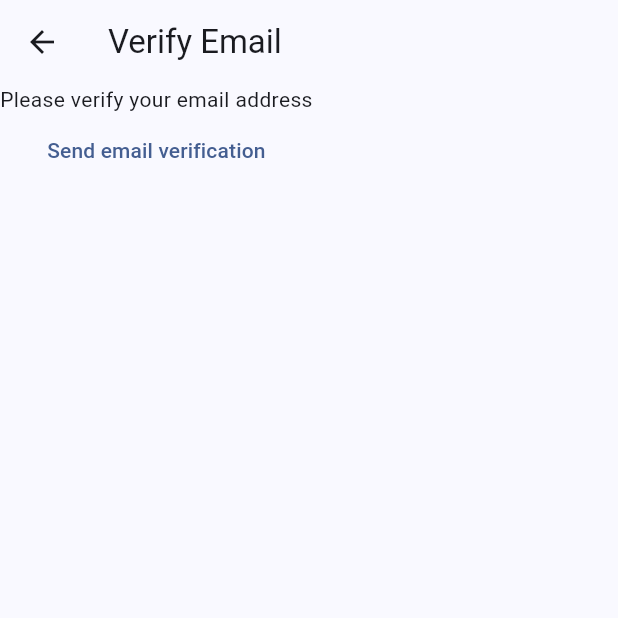
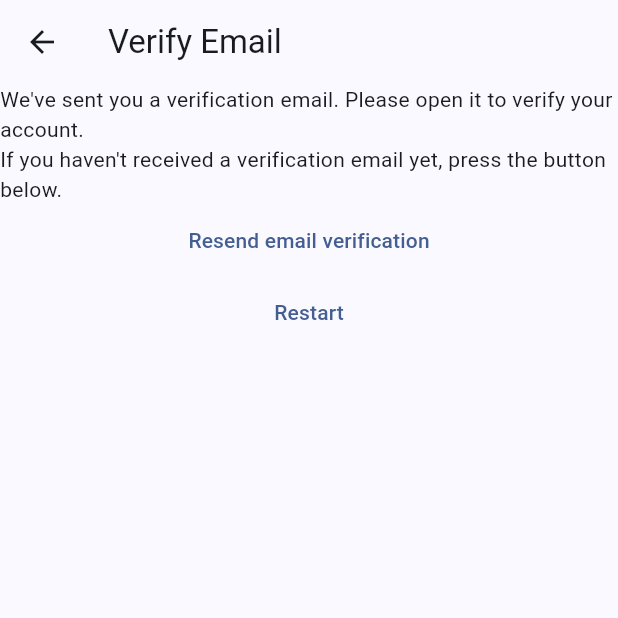
Before and after one commit to sinacolada/learn-flutter, a Flutter app: the VerifyEmailView screen opened directly, on a phone screen of 412 x 824 dp, the top half of it. Run offline on Flutter 3.47's test engine with Material 2 defaults, Android fonts, the phone set to English and light mode, and no system bars; our stand-ins replace firebase_auth, firebase_core; accounts and stored records are empty.

Commit message:
properly route verify email view, auto send email upon registration

```diff
--- a/lib/constants/routes.dart
+++ b/lib/constants/routes.dart
@@ -1,3 +1,4 @@
 const loginRoute = "/login/";
 const registerRoute = "/register/";
 const notesRoute = "/notes/";
+const verifyEmailRoute = "/verify-email/";
--- a/lib/main.dart
+++ b/lib/main.dart
@@ -22,6 +22,7 @@ void main() {
         routes.loginRoute: (context) => const LoginView(),
         routes.registerRoute: (context) => const RegisterView(),
         routes.notesRoute: (context) => const NotesView(),
+        routes.verifyEmailRoute: (context) => const VerifyEmailView(),
       },
     ),
   );
--- a/lib/views/verify_email_view.dart
+++ b/lib/views/verify_email_view.dart
@@ -1,5 +1,6 @@
 import 'package:firebase_auth/firebase_auth.dart';
 import 'package:flutter/material.dart';
+import 'package:mynotes/constants/routes.dart' as routes;
 
 class VerifyEmailView extends StatefulWidget {
   const VerifyEmailView({super.key});
@@ -16,13 +17,28 @@ class _VerifyEmailViewState extends State<VerifyEmailView> {
         title: const Text("Verify Email"),
       ),
       body: Column(children: [
-        const Text("Please verify your email address"),
+        const Text(
+            "We've sent you a verification email. Please open it to verify your account."),
+        const Text(
+            "If you haven't received a verification email yet, press the button below."),
         TextButton(
           onPressed: () async {
             final user = FirebaseAuth.instance.currentUser;
             await user?.sendEmailVerification();
           },
-          child: const Text("Send email verification"),
+          child: const Text("Resend email verification"),
+        ),
+        TextButton(
+          onPressed: () async {
+            await FirebaseAuth.instance.signOut();
+            if (context.mounted) {
+              Navigator.of(context).pushNamedAndRemoveUntil(
+                routes.registerRoute,
+                (_) => false,
+              );
+            }
+          },
+          child: const Text("Restart"),
         ),
       ]),
     );
```
Also changed, not shown: lib/views/register_view.dart (+34 -8 lines).
